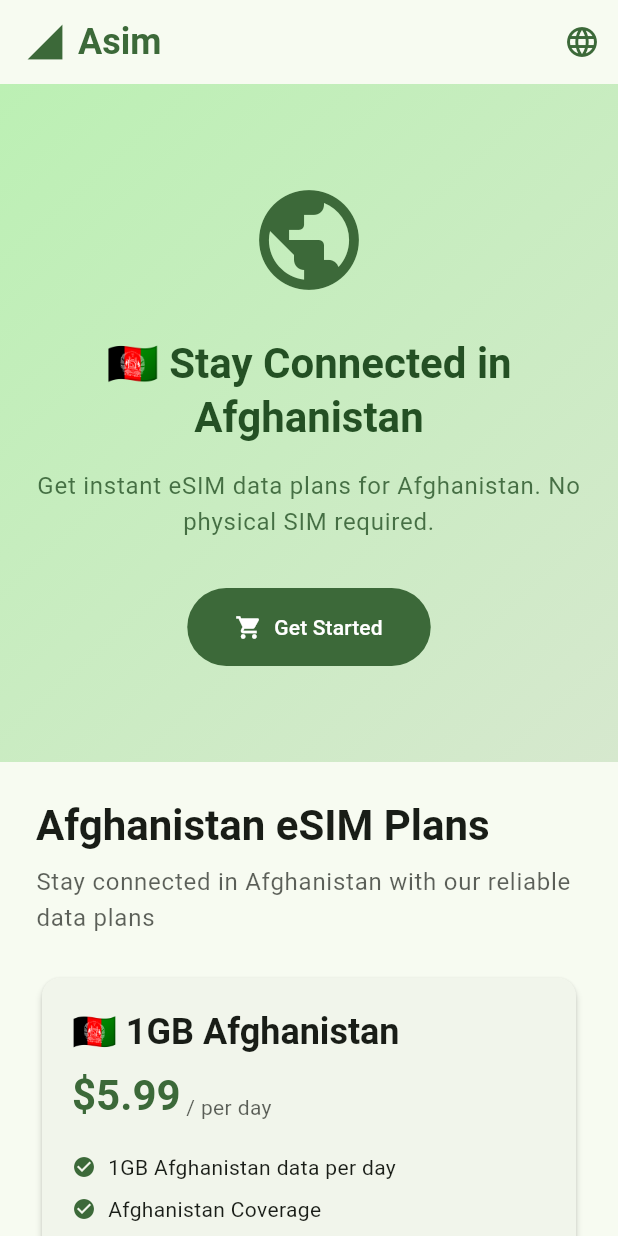
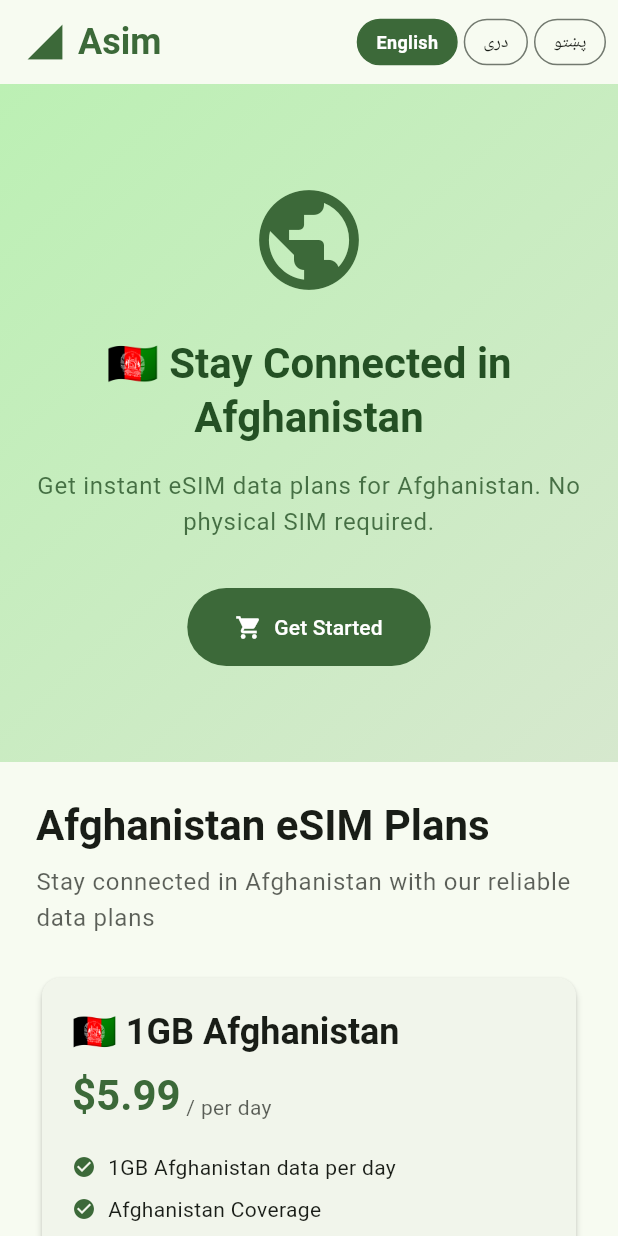
Before and after one commit to hafizullah/asim-platform, a Flutter app: the screen it shows after launch, on a phone screen of 412 x 824 dp. Run offline on Flutter 3.47's test engine with Material 3 defaults, Android fonts, the phone set to English and light mode, and no system bars; our stand-ins replace webview_flutter.

Commit message:
feat: Refactor language selection to use buttons for improved UI and accessibility

```diff
--- a/lib/screens/landing_page.dart
+++ b/lib/screens/landing_page.dart
@@ -94,27 +94,36 @@
             actions: [
               Consumer<LanguageProvider>(
                 builder: (context, languageProvider, child) {
-                  return PopupMenuButton<String>(
-                    icon: Icon(
-                      Icons.language,
-                      color: colorScheme.primary,
-                    ),
-                    onSelected: (String languageCode) {
-                      languageProvider.setLanguage(languageCode);
-                    },
-                    itemBuilder: (BuildContext context) => [
-                      PopupMenuItem(
-                        value: 'en',
-                        child: Text(localization.english),
+                  return Row(
+                    mainAxisSize: MainAxisSize.min,
+                    children: [
+                      _buildLanguageButton(
+                        context: context,
+                        languageCode: 'en',
+                        languageLabel: localization.english,
+                        isSelected: languageProvider.locale.languageCode == 'en',
+                        onPressed: () => languageProvider.setLanguage('en'),
+                        colorScheme: colorScheme,
                       ),
-                      PopupMenuItem(
-                        value: 'fa',
-                        child: Text(localization.dari),
+                      const SizedBox(width: 4),
+                      _buildLanguageButton(
+                        context: context,
+                        languageCode: 'fa',
+                        languageLabel: localization.dari,
+                        isSelected: languageProvider.locale.languageCode == 'fa',
+                        onPressed: () => languageProvider.setLanguage('fa'),
+                        colorScheme: colorScheme,
                       ),
-                      PopupMenuItem(
-                        value: 'ps',
-                        child: Text(localization.pashto),
+                      const SizedBox(width: 4),
+                      _buildLanguageButton(
+                        context: context,
+                        languageCode: 'ps',
+                        languageLabel: localization.pashto,
+                        isSelected: languageProvider.locale.languageCode == 'ps',
+                        onPressed: () => languageProvider.setLanguage('ps'),
+                        colorScheme: colorScheme,
                       ),
+                      const SizedBox(width: 8),
                     ],
                   );
                 },
@@ -317,6 +326,42 @@
     } catch (e) {
       debugPrint('Error launching URL: $e');
     }
+  }
+
+  Widget _buildLanguageButton({
+    required BuildContext context,
+    required String languageCode,
+    required String languageLabel,
+    required bool isSelected,
+    required VoidCallback onPressed,
+    required ColorScheme colorScheme,
+  }) {
+    return Material(
+      color: Colors.transparent,
+      child: InkWell(
+        onTap: onPressed,
+        borderRadius: BorderRadius.circular(16),
+        child: Container(
+          padding: const EdgeInsets.symmetric(horizontal: 12, vertical: 6),
+          decoration: BoxDecoration(
+            color: isSelected ? colorScheme.primary : Colors.transparent,
+            borderRadius: BorderRadius.circular(16),
+            border: Border.all(
+              color: isSelected ? colorScheme.primary : colorScheme.outline,
+              width: 1,
+            ),
+          ),
+          child: Text(
+            languageLabel,
+            style: TextStyle(
+              color: isSelected ? colorScheme.onPrimary : colorScheme.onSurface,
+              fontSize: 12,
+              fontWeight: isSelected ? FontWeight.bold : FontWeight.normal,
+            ),
+          ),
+        ),
+      ),
+    );
   }
 
   void _showLanguageSelector(BuildContext context, LanguageProvider languageProvider, AppLocalizations localization) {
```
